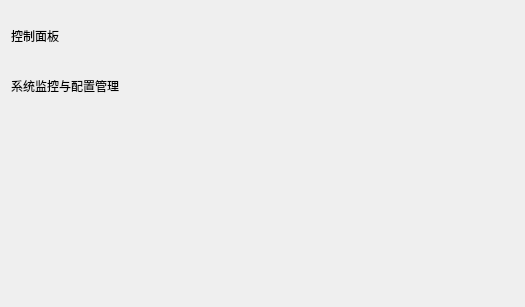
xiaoyu12139/zengnui-manage, file GUI/src/resources/dashboard_plugin/ui/dashboard_widget.ui: the form before one commit.
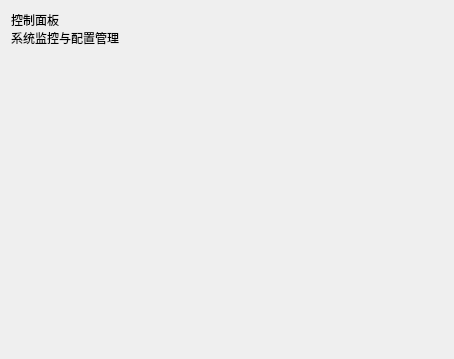
The form after the commit.

Commit message: 新增：dashboard添加工具框

```diff
--- a/GUI/src/resources/dashboard_plugin/ui/dashboard_widget.ui
+++ b/GUI/src/resources/dashboard_plugin/ui/dashboard_widget.ui
@@ -6,8 +6,8 @@
    <rect>
     <x>0</x>
     <y>0</y>
-    <width>525</width>
-    <height>307</height>
+    <width>454</width>
+    <height>359</height>
    </rect>
   </property>
   <property name="windowTitle">
@@ -130,7 +130,10 @@
     </widget>
    </item>
    <item>
-    <widget class="QWidget" name="contentWidget" native="true"/>
+    <widget class="QStackedWidget" name="centerStackedWidget">
+     <widget class="QWidget" name="page"/>
+     <widget class="QWidget" name="page_2"/>
+    </widget>
    </item>
   </layout>
  </widget>
```
The commit also changes 10 other files.
